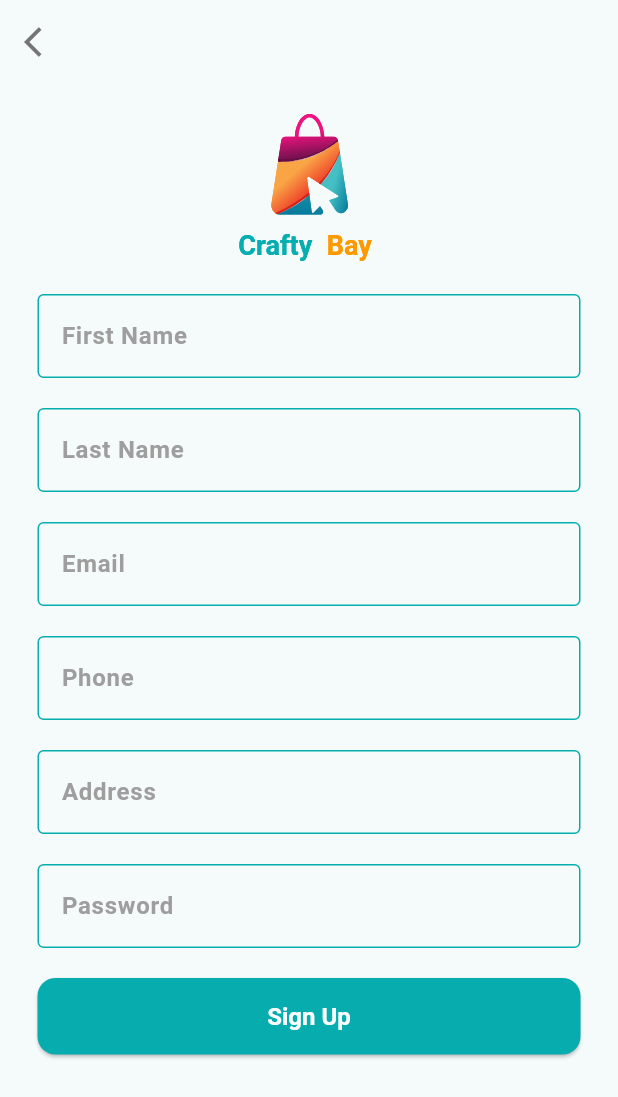
After one commit to rostom17/E_Commerce_App, a Flutter app: the SignUpScreen screen opened by its route, on a phone screen of 412 x 824 dp. The commit adds this screen. Shown: the top 1097 px of the screen. Run offline on Flutter 3.47's test engine with Material 3 defaults, Android fonts, the phone set to English and light mode, and no system bars; our stand-ins replace flutter_secure_storage, flutter_svg, get, iconsax, logger, pin_code_fields and 2 more; accounts and stored records are empty; network calls fail.

Commit message:
Signup Complete

```diff
--- a/lib/app.dart
+++ b/lib/app.dart
@@ -3,6 +3,7 @@ import 'package:e_commerce_app/presentation/ui/screens/bottom_nav_screen.dart';
 import 'package:e_commerce_app/presentation/ui/screens/profile/complete_profile_screen.dart';
 import 'package:e_commerce_app/presentation/ui/screens/profile/login_screen.dart';
 import 'package:e_commerce_app/presentation/ui/screens/profile/otp_validation_screen.dart';
+import 'package:e_commerce_app/presentation/ui/screens/profile/sign_up_screen.dart';
 import 'package:e_commerce_app/presentation/ui/screens/profile/user_profile_screen.dart';
 import 'package:e_commerce_app/presentation/ui/screens/review_screen.dart';
 import 'package:e_commerce_app/presentation/ui/screens/splash_screen.dart';
@@ -31,8 +32,8 @@ class _CraftyBayState extends State<CraftyBay> {
         GetPage(name: '/', page: () => const SplashScreen()),
         GetPage(name: '/bottomNavScreen', page: () => const BottomNavScreen()),
         GetPage(name: '/userProfile', page: () => const UserProfileScreen()),
-        GetPage(
-            name: '/loginScreen', page: () => const LoginScreen()),
+        GetPage(name: '/loginScreen', page: () => const LoginScreen()),
+        GetPage(name: '/signUpScreen', page: () => const SignUpScreen()),
         GetPage(
             name: '/otpValidationScreen',
             page: () => const OtpValidationScreen()),
--- a/lib/controller_bindings.dart
+++ b/lib/controller_bindings.dart
@@ -3,6 +3,7 @@ import 'package:e_commerce_app/presentation/state_holders/auth_controller/create
 import 'package:e_commerce_app/presentation/state_holders/auth_controller/login_controller.dart';
 import 'package:e_commerce_app/presentation/state_holders/auth_controller/otp_verification_controller.dart';
 import 'package:e_commerce_app/presentation/state_holders/auth_controller/read_profile_controller.dart';
+import 'package:e_commerce_app/presentation/state_holders/auth_controller/signup_controller.dart';
 import 'package:e_commerce_app/presentation/state_holders/bottom_nav_controller.dart';
 import 'package:e_commerce_app/presentation/state_holders/brand_list_controller.dart';
 import 'package:e_commerce_app/presentation/state_holders/category_list_controller.dart';
@@ -26,6 +27,7 @@ class ControllerBindings extends Bindings {
     Get.put(ProductListController());
     Get.put(ProductDetailsController());
     Get.put(LoginController());
+    Get.put(SignupController());
     Get.put(OtpVerificationController());
     Get.put(AuthenticationController());
     Get.put(ReadProfileController());
@@ -35,6 +37,5 @@ class ControllerBindings extends Bindings {
     Get.put(ReadCartListController());
     Get.put(ReadWishListController());
     Get.put(CreateWishListController());
-
   }
 }
--- a/lib/data/services/secure_storage_service.dart
+++ b/lib/data/services/secure_storage_service.dart
@@ -2,9 +2,8 @@ import 'dart:convert';
 
 import 'package:e_commerce_app/data/models/user_models/user_data.dart';
 import 'package:flutter_secure_storage/flutter_secure_storage.dart';
-import 'package:get/get_state_manager/get_state_manager.dart';
 
-class SecureStorageService  {
+class SecureStorageService {
   static const _storage = FlutterSecureStorage(
       aOptions: AndroidOptions(encryptedSharedPreferences: true),
       iOptions: IOSOptions(
--- a/lib/data/utilities/urls.dart
+++ b/lib/data/utilities/urls.dart
@@ -11,7 +11,8 @@ class Urls {
   static const productListByRemarkRegularURL = "$_productListByRemark/regular";
 
   static const loginURL = "$_baseUrl/auth/login";
-  static const otpVerificationURL = "$_baseUrl/VerifyLogin/";
+  static const signUpURL = "$_baseUrl/auth/signup";
+  static const otpVerificationURL = "$_baseUrl/auth/verify-otp";
   static const logoutURL = "$_baseUrl/logout/";
 
   static const readProfileURL = "$_baseUrl/ReadProfile";
--- a/lib/presentation/state_holders/auth_controller/login_controller.dart
+++ b/lib/presentation/state_holders/auth_controller/login_controller.dart
@@ -3,7 +3,6 @@ import 'package:e_commerce_app/data/services/network_response.dart';
 import 'package:e_commerce_app/data/services/network_callers.dart';
 import 'package:e_commerce_app/data/services/secure_storage_service.dart';
 import 'package:e_commerce_app/data/utilities/urls.dart';
-import 'package:flutter/foundation.dart';
 import 'package:get/get.dart';
 
 class LoginController extends GetxController {
--- /dev/null
+++ b/lib/presentation/state_holders/auth_controller/signup_controller.dart
@@ -0,0 +1,44 @@
+import 'package:e_commerce_app/data/services/network_callers.dart';
+import 'package:e_commerce_app/data/services/network_response.dart';
+import 'package:e_commerce_app/data/utilities/urls.dart';
+import 'package:get/get.dart';
+
+class SignupController extends GetxController {
+  int statusCode = -1;
+  String? msg;
+  String? data;
+
+  bool signupInProgress = false;
+  bool isSuccessful = false;
+  String? _errorMessage;
+
+  Future<bool> signUpRequest({required Map<String, dynamic> requstBody}) async {
+    signupInProgress = true;
+    update();
+
+    NetworkResponse response =
+        await NetworkCallers.postRequest(Urls.signUpURL, null, requstBody);
+
+    if (response.isSuccessful) {
+      isSuccessful = true;
+      _errorMessage = null;
+
+      msg = response.responseData['msg'];
+      statusCode = response.statusCode;
+
+    } else {
+      isSuccessful = false;
+      statusCode = response.statusCode;
+      _errorMessage = response.errorMessage;
+      print("$statusCode");
+    }
+
+    signupInProgress = false;
+    update();
+
+    return isSuccessful;
+  }
+
+  String? get errorMessage => _errorMessage;
+  String? get receivedData => data;
+}
--- /dev/null
+++ b/lib/presentation/ui/screens/profile/sign_up_screen.dart
@@ -0,0 +1,174 @@
+import 'package:e_commerce_app/data/utilities/urls.dart';
+import 'package:e_commerce_app/presentation/state_holders/auth_controller/signup_controller.dart';
+import 'package:e_commerce_app/presentation/ui/utilities/app_color_theme.dart';
+import 'package:e_commerce_app/presentation/ui/utilities/image_paths.dart';
+import 'package:flutter/material.dart';
+import 'package:flutter_svg/flutter_svg.dart';
+import 'package:get/get.dart';
+
+class SignUpScreen extends StatefulWidget {
+  const SignUpScreen({super.key});
+
+  @override
+  State<SignUpScreen> createState() => _SignUpScreenState();
+}
+
+class _SignUpScreenState extends State<SignUpScreen> {
+  final TextEditingController _firstNameController = TextEditingController();
+  final TextEditingController _lastNameController = TextEditingController();
+  final TextEditingController _emailCrontroller = TextEditingController();
+  final TextEditingController _passwordController = TextEditingController();
+  final TextEditingController _phoneNumberController = TextEditingController();
+  final TextEditingController _addressController = TextEditingController();
+  final GlobalKey<FormState> _formKey = GlobalKey<FormState>();
+
+  Future<void> _onPressedSignUpButton(SignupController signUpController) async {
+    if (_formKey.currentState != null && _formKey.currentState!.validate()) {
+      Map<String, dynamic> requestBody = {
+        "first_name": _firstNameController.text.trim(),
+        "last_name": _lastNameController.text.trim(),
+        "email": _emailCrontroller.text.trim(),
+        "phone": _phoneNumberController.text.trim(),
+        "city": _addressController.text.trim(),
+        "password": _passwordController.text
+      };
+      final bool isSuccessful =
+          await signUpController.signUpRequest(requstBody: requestBody);
+      if (isSuccessful) {
+        Get.toNamed("/otpValidationScreen",
+            arguments: _emailCrontroller.text.trim());
+      } else {
+        Get.snackbar("Failed: ",
+            "${signUpController.statusCode}:${signUpController.errorMessage}");
+      }
+    }
+  }
+
+  @override
+  Widget build(BuildContext context) {
+    return Scaffold(
+      appBar: AppBar(
+        leading: IconButton(
+            onPressed: () {
+              Get.back();
+            },
+            icon: const Icon(Icons.arrow_back_ios)),
+      ),
+      body: Padding(
+        padding: const EdgeInsets.symmetric(horizontal: 25),
+        child: Center(
+          child: Form(
+            key: _formKey,
+            child: Column(
+              children: [
+                const SizedBox(height: 20),
+                SvgPicture.asset(
+                  ImagePaths.logoImage,
+                  height: 100,
+                ),
+                const SizedBox(
+                  height: 20,
+                ),
+                _buildTextFromField(
+                  hintText: "First Name",
+                  tec: _firstNameController,
+                ),
+                const SizedBox(
+                  height: 20,
+                ),
+                _buildTextFromField(
+                  hintText: "Last Name",
+                  tec: _lastNameController,
+                ),
+                const SizedBox(
+                  height: 20,
+                ),
+                _buildTextFromField(
+                    hintText: "Email", tec: _emailCrontroller, isEmail: true),
+                const SizedBox(
+                  height: 20,
+                ),
+                _buildTextFromField(
+                  hintText: "Phone",
+                  tec: _phoneNumberController,
+                ),
+                const SizedBox(
+                  height: 20,
+                ),
+                _buildTextFromField(
+                  hintText: "Address",
+                  tec: _addressController,
+                ),
+                const SizedBox(
+                  height: 20,
+                ),
+                _buildTextFromField(
+                    hintText: "Password",
+                    tec: _passwordController,
+                    isPassword: true),
+                const SizedBox(
+                  height: 20,
+                ),
+                GetBuilder<SignupController>(builder: (signUpController) {
+                  return Visibility(
+                    replacement:
+                        const Center(child: CircularProgressIndicator()),
+                    visible: !signUpController.signupInProgress,
+                    child: ElevatedButton(
+                      onPressed: () => _onPressedSignUpButton(signUpController),
+                      child: const Text(
+                        "Sign Up",
+                        style: TextStyle(color: Colors.white),
+                      ),
+                    ),
+                  );
+                }),
+              ],
+            ),
+          ),
+        ),
+      ),
+    );
+  }
+
+  TextFormField _buildTextFromField(
+      {required String hintText,
+      required TextEditingController tec,
+      bool isEmail = false,
+      bool isPassword = false}) {
+    return TextFormField(
+      controller: tec,
+      obscureText: isPassword,
+      decoration: InputDecoration(
+          hintText: hintText,
+          enabledBorder: const OutlineInputBorder(
+              borderSide: BorderSide(color: AppColorTheme.appColorTheme)),
+          focusedBorder: const OutlineInputBorder(
+              borderSide: BorderSide(color: AppColorTheme.appColorTheme)),
+          errorBorder: const OutlineInputBorder(
+              borderSide: BorderSide(color: Colors.red)),
+          fillColor: Colors.transparent,
+          filled: true),
+      validator: (String? value) {
+        if (value?.trim().isEmpty == true) {
+          return "$hintText can't be empty!";
+        } else if (isEmail && Urls.emailChecker.hasMatch(value!) == false) {
+          return "Enter valid email";
+        } else {
+          return null;
+        }
+      },
+    );
+  }
+
+  @override
+  void dispose() {
+    _firstNameController.dispose();
+    _lastNameController.dispose();
+    _emailCrontroller.dispose();
+    _passwordController.dispose();
+    _phoneNumberController.dispose();
+    _addressController.dispose();
+    super.dispose();
+  }
+}
```
Also changed, not shown: lib/presentation/state_holders/auth_controller/otp_verification_controller.dart (+29 -21 lines), lib/presentation/ui/screens/profile/otp_validation_screen.dart (+23 -23 lines), lib/presentation/ui/screens/profile/user_profile_screen.dart (+11 -3 lines), lib/presentation/ui/theme/light_theme.dart (+14 -22 lines).
